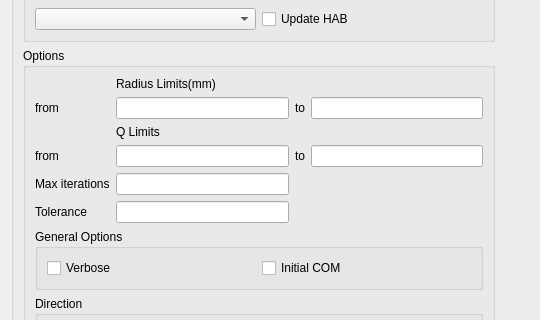
First picture: the form in scripts/Interface/ui/sans_isis/beam_centre.ui, repository mantidproject/mantid, before the edit; both pictures show x 0 to 540 and y 183 to 503 of the 1015 by 709 pixel window.
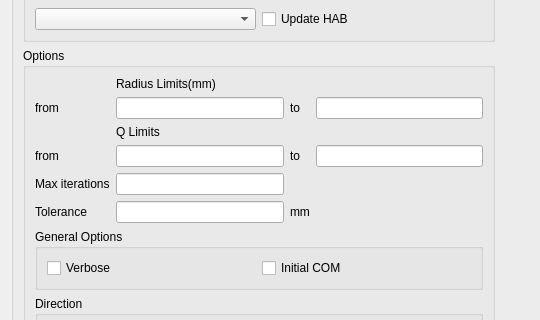
Second picture: the form after the edit.

Commit message:
Fix beamcentre logger to 3dp for x and y
Add mm label to beam centre tolerance

re #25251

```diff
--- a/scripts/Interface/ui/sans_isis/beam_centre.ui
+++ b/scripts/Interface/ui/sans_isis/beam_centre.ui
@@ -247,6 +247,13 @@
            </layout>
           </widget>
          </item>
+         <item row="8" column="3">
+          <widget class="QLabel" name="tolerance_units_label">
+           <property name="text">
+            <string>mm</string>
+           </property>
+          </widget>
+         </item>
         </layout>
        </widget>
       </item>
```
The commit also changes 1 other file.
